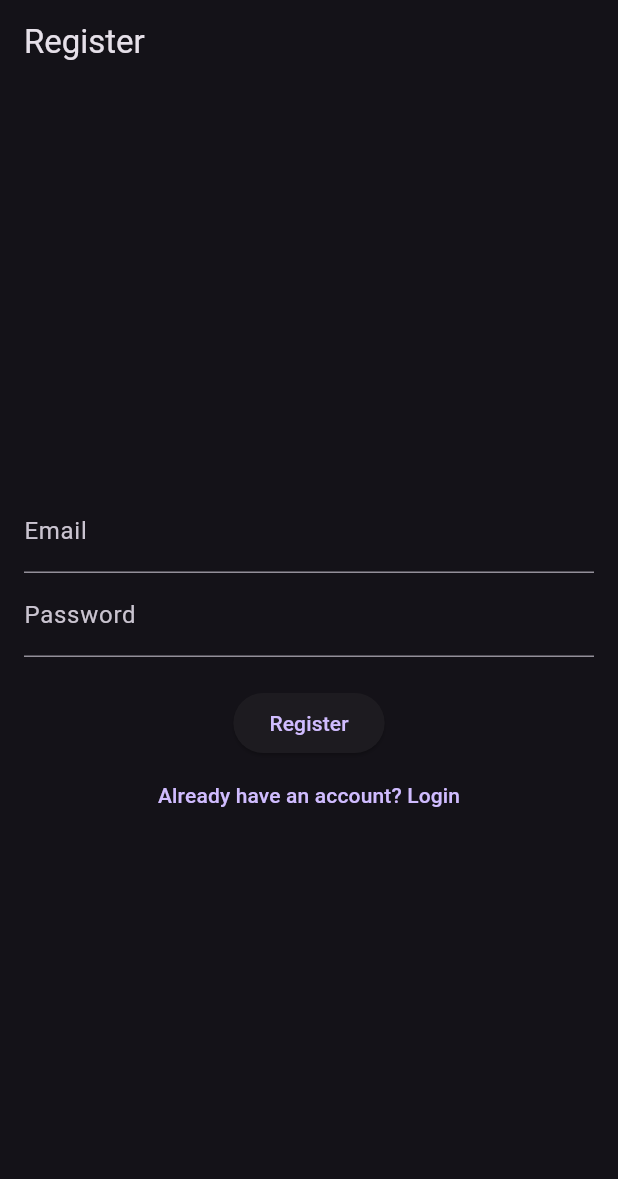
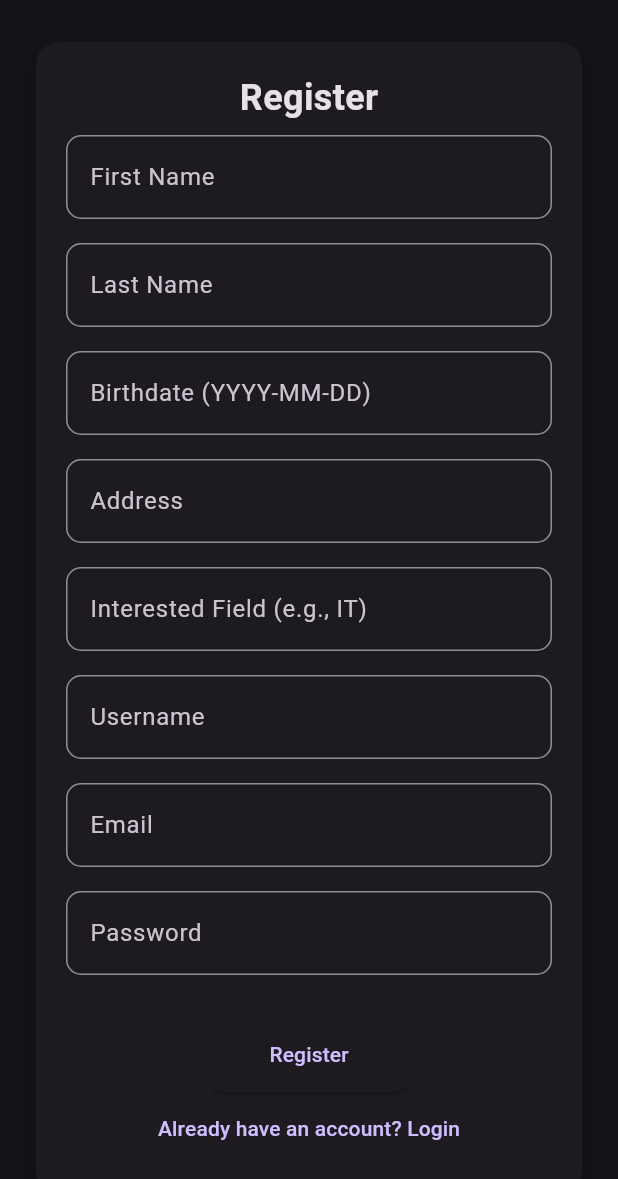
Before and after one commit to NaveenDilhan/rando_new, a Flutter app: the screen it shows after launch, after a tap on "New user? Register here", on a phone screen of 412 x 824 dp. Shown: the top 1179 px of the screen. Run offline on Flutter 3.47's test engine with Material 3 defaults, Android fonts, the phone set to English and light mode, and no system bars; our stand-ins replace cloud_firestore, firebase_auth, firebase_core, firebase_messaging; accounts and stored records are empty; network calls fail.

Commit message:
new login

```diff
--- a/lib/screens/auth_screen.dart
+++ b/lib/screens/auth_screen.dart
@@ -1,6 +1,6 @@
 import 'package:flutter/material.dart';
 import 'package:firebase_auth/firebase_auth.dart';
-import 'package:rando_new/main.dart';
+import 'package:cloud_firestore/cloud_firestore.dart';
 import '../screens/home_screen.dart';
 
 class AuthScreen extends StatefulWidget {
@@ -12,8 +12,17 @@ class AuthScreen extends StatefulWidget {
 
 class _AuthScreenState extends State<AuthScreen> {
   final FirebaseAuth _auth = FirebaseAuth.instance;
+  final FirebaseFirestore _firestore = FirebaseFirestore.instance;
+
+  final TextEditingController firstNameController = TextEditingController();
+  final TextEditingController lastNameController = TextEditingController();
+  final TextEditingController birthdateController = TextEditingController();
+  final TextEditingController addressController = TextEditingController();
+  final TextEditingController interestFieldController = TextEditingController();
+  final TextEditingController usernameController = TextEditingController();
   final TextEditingController emailController = TextEditingController();
   final TextEditingController passwordController = TextEditingController();
+
   bool isLogin = true; // Toggle between login and register mode
   bool isLoading = false;
 
@@ -28,15 +37,30 @@ class _AuthScreenState extends State<AuthScreen> {
         );
       } else {
         // Register logic
+        UserCredential userCredential =
             await _auth.createUserWithEmailAndPassword(
           email: emailController.text.trim(),
           password: passwordController.text.trim(),
         );
+
+        // Store user details in Firestore
+        await _firestore.collection('users').doc(userCredential.user!.uid).set({
+          'uid': userCredential.user!.uid,
+          'firstName': firstNameController.text.trim(),
+          'lastName': lastNameController.text.trim(),
+          'birthdate': birthdateController.text.trim(),
+          'address': addressController.text.trim(),
+          'interestField': interestFieldController.text.trim(),
+          'username': usernameController.text.trim(),
+          'email': emailController.text.trim(),
+          'createdAt': FieldValue.serverTimestamp(),
+        });
       }
+
       // Navigate to Home Screen after success
       Navigator.pushReplacement(
         context,
-        MaterialPageRoute(builder: (context) => const MainScreen()),
+        MaterialPageRoute(builder: (context) => const HomeScreen()),
       );
     } catch (e) {
       ScaffoldMessenger.of(context).showSnackBar(
@@ -47,35 +71,71 @@ class _AuthScreenState extends State<AuthScreen> {
     }
   }
 
+  Widget _buildTextField(TextEditingController controller, String labelText,
+      {bool obscureText = false}) {
+    return Padding(
+      padding: const EdgeInsets.symmetric(vertical: 8.0),
+      child: TextField(
+        controller: controller,
+        decoration: InputDecoration(
+          labelText: labelText,
+          border: OutlineInputBorder(borderRadius: BorderRadius.circular(10)),
+        ),
+        obscureText: obscureText,
+      ),
+    );
+  }
+
   @override
   Widget build(BuildContext context) {
     return Scaffold(
-      appBar: AppBar(title: Text(isLogin ? 'Login' : 'Register')),
-      body: Padding(
-        padding: const EdgeInsets.all(16.0),
+      body: Center(
+        child: SingleChildScrollView(
+          child: Padding(
+            padding: const EdgeInsets.all(20.0),
+            child: Card(
+              shape: RoundedRectangleBorder(
+                  borderRadius: BorderRadius.circular(15)),
+              elevation: 5,
+              child: Padding(
+                padding: const EdgeInsets.all(20.0),
                 child: Column(
-          mainAxisAlignment: MainAxisAlignment.center,
+                  mainAxisSize: MainAxisSize.min,
                   children: [
-            TextField(
-              controller: emailController,
-              decoration: const InputDecoration(labelText: 'Email'),
-            ),
-            TextField(
-              controller: passwordController,
-              decoration: const InputDecoration(labelText: 'Password'),
-              obscureText: true,
-            ),
+                    Text(isLogin ? 'Login' : 'Register',
+                        style: const TextStyle(
+                            fontSize: 24, fontWeight: FontWeight.bold)),
+                    if (!isLogin) ...[
+                      _buildTextField(firstNameController, 'First Name'),
+                      _buildTextField(lastNameController, 'Last Name'),
+                      _buildTextField(
+                          birthdateController, 'Birthdate (YYYY-MM-DD)'),
+                      _buildTextField(addressController, 'Address'),
+                      _buildTextField(interestFieldController,
+                          'Interested Field (e.g., IT)'),
+                      _buildTextField(usernameController, 'Username'),
+                    ],
+                    _buildTextField(emailController, 'Email'),
+                    _buildTextField(passwordController, 'Password',
+                        obscureText: true),
                     const SizedBox(height: 20),
                     isLoading
                         ? const CircularProgressIndicator()
                         : ElevatedButton(
                             onPressed: _authenticate,
+                            style: ElevatedButton.styleFrom(
+                              padding: const EdgeInsets.symmetric(
+                                  horizontal: 40, vertical: 15),
+                              shape: RoundedRectangleBorder(
+                                  borderRadius: BorderRadius.circular(10)),
+                            ),
                             child: Text(isLogin ? 'Login' : 'Register'),
                           ),
                     TextButton(
                       onPressed: () {
                         setState(() {
-                  isLogin = !isLogin; // Toggle between login and register
+                          isLogin =
+                              !isLogin; // Toggle between login and register
                         });
                       },
                       child: Text(isLogin
@@ -85,6 +145,10 @@ class _AuthScreenState extends State<AuthScreen> {
                   ],
                 ),
               ),
+            ),
+          ),
+        ),
+      ),
     );
   }
 }
```
Also changed, not shown: 12 other files. Lines whose indentation alone changed are shown as unchanged.
